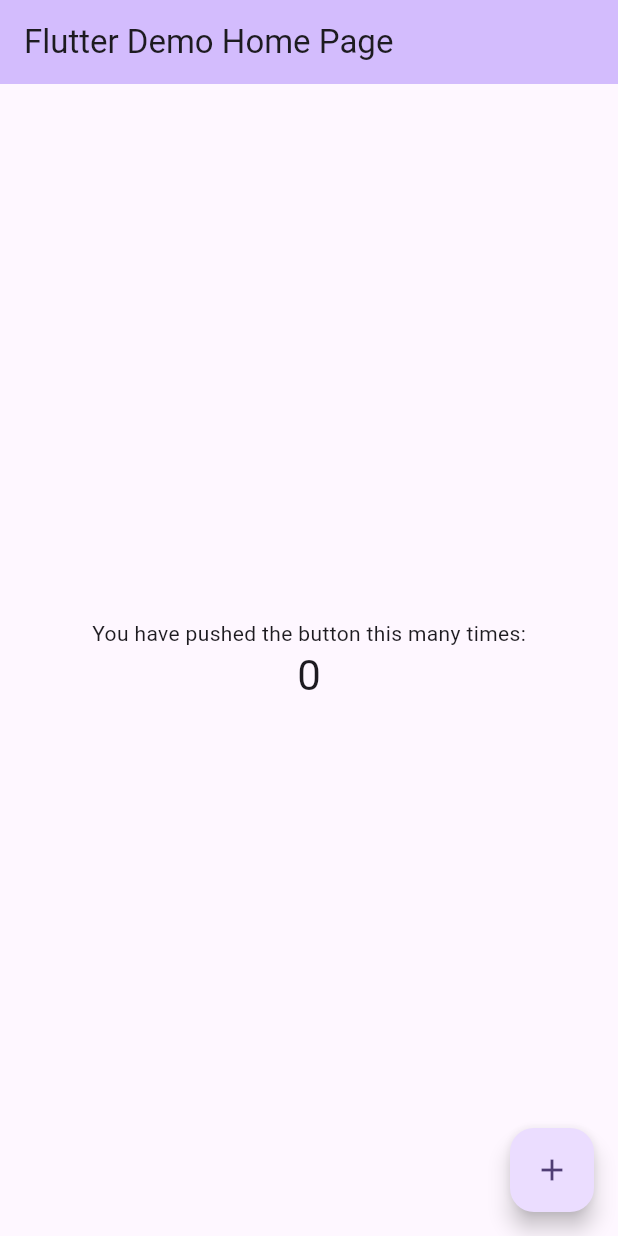
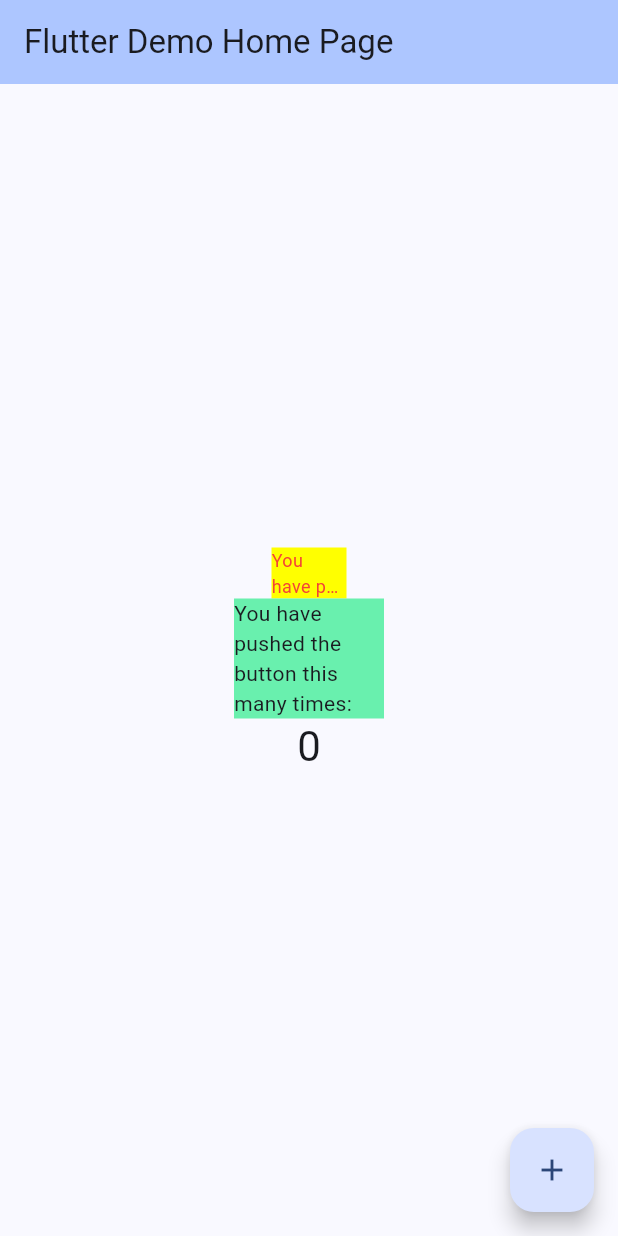
Before and after one commit to nechasyifa/PemrogramanMobile-Ganjil-2025, a Flutter app: the screen it shows after launch, on a phone screen of 412 x 824 dp. Run offline on Flutter 3.47's test engine with Material 3 defaults, Android fonts, the phone set to English and light mode, and no system bars; drawn by our look-alikes of auto_size_text.

Commit message:
JS7_Praktikum_Langkah6

```diff
--- a/Week7/flutter_plugin_pubdev/lib/main.dart
+++ b/Week7/flutter_plugin_pubdev/lib/main.dart
@@ -1,4 +1,5 @@
 import 'package:flutter/material.dart';
+import 'red_text_widget.dart'; // import file RedTextWidget
 
 void main() {
   runApp(const MyApp());
@@ -7,28 +8,12 @@ void main() {
 class MyApp extends StatelessWidget {
   const MyApp({super.key});
 
-  // This widget is the root of your application.
   @override
   Widget build(BuildContext context) {
     return MaterialApp(
       title: 'Flutter Demo',
       theme: ThemeData(
-        // This is the theme of your application.
-        //
-        // TRY THIS: Try running your application with "flutter run". You'll see
-        // the application has a purple toolbar. Then, without quitting the app,
-        // try changing the seedColor in the colorScheme below to Colors.green
-        // and then invoke "hot reload" (save your changes or press the "hot
-        // reload" button in a Flutter-supported IDE, or press "r" if you used
-        // the command line to start the app).
-        //
-        // Notice that the counter didn't reset back to zero; the application
-        // state is not lost during the reload. To reset the state, use hot
-        // restart instead.
-        //
-        // This works for code too, not just values: Most code changes can be
-        // tested with just a hot reload.
-        colorScheme: ColorScheme.fromSeed(seedColor: Colors.deepPurple),
+        colorScheme: ColorScheme.fromSeed(seedColor: Colors.blueAccent),
       ),
       home: const MyHomePage(title: 'Flutter Demo Home Page'),
     );
@@ -37,16 +22,6 @@ class MyApp extends StatelessWidget {
 
 class MyHomePage extends StatefulWidget {
   const MyHomePage({super.key, required this.title});
-
-  // This widget is the home page of your application. It is stateful, meaning
-  // that it has a State object (defined below) that contains fields that affect
-  // how it looks.
-
-  // This class is the configuration for the state. It holds the values (in this
-  // case the title) provided by the parent (in this case the App widget) and
-  // used by the build method of the State. Fields in a Widget subclass are
-  // always marked "final".
-
   final String title;
 
   @override
@@ -58,53 +33,35 @@ class _MyHomePageState extends State<MyHomePage> {
 
   void _incrementCounter() {
     setState(() {
-      // This call to setState tells the Flutter framework that something has
-      // changed in this State, which causes it to rerun the build method below
-      // so that the display can reflect the updated values. If we changed
-      // _counter without calling setState(), then the build method would not be
-      // called again, and so nothing would appear to happen.
       _counter++;
     });
   }
 
   @override
   Widget build(BuildContext context) {
-    // This method is rerun every time setState is called, for instance as done
-    // by the _incrementCounter method above.
-    //
-    // The Flutter framework has been optimized to make rerunning build methods
-    // fast, so that you can just rebuild anything that needs updating rather
-    // than having to individually change instances of widgets.
     return Scaffold(
       appBar: AppBar(
-        // TRY THIS: Try changing the color here to a specific color (to
-        // Colors.amber, perhaps?) and trigger a hot reload to see the AppBar
-        // change color while the other colors stay the same.
         backgroundColor: Theme.of(context).colorScheme.inversePrimary,
-        // Here we take the value from the MyHomePage object that was created by
-        // the App.build method, and use it to set our appbar title.
         title: Text(widget.title),
       ),
       body: Center(
-        // Center is a layout widget. It takes a single child and positions it
-        // in the middle of the parent.
         child: Column(
-          // Column is also a layout widget. It takes a list of children and
-          // arranges them vertically. By default, it sizes itself to fit its
-          // children horizontally, and tries to be as tall as its parent.
-          //
-          // Column has various properties to control how it sizes itself and
-          // how it positions its children. Here we use mainAxisAlignment to
-          // center the children vertically; the main axis here is the vertical
-          // axis because Columns are vertical (the cross axis would be
-          // horizontal).
-          //
-          // TRY THIS: Invoke "debug painting" (choose the "Toggle Debug Paint"
-          // action in the IDE, or press "p" in the console), to see the
-          // wireframe for each widget.
           mainAxisAlignment: MainAxisAlignment.center,
           children: <Widget>[
-            const Text('You have pushed the button this many times:'),
+            Container(
+              color: Colors.yellowAccent,
+              width: 50,
+              child: const RedTextWidget(
+                text: 'You have pushed the button this many times:',
+              ),
+            ),
+            Container(
+              color: Colors.greenAccent,
+              width: 100,
+              child: const Text(
+                'You have pushed the button this many times:',
+              ),
+            ),
             Text(
               '$_counter',
               style: Theme.of(context).textTheme.headlineMedium,
@@ -116,7 +73,7 @@ class _MyHomePageState extends State<MyHomePage> {
         onPressed: _incrementCounter,
         tooltip: 'Increment',
         child: const Icon(Icons.add),
-      ), // This trailing comma makes auto-formatting nicer for build methods.
+      ),
     );
   }
 }
```
Also changed, not shown: 1 other file.
